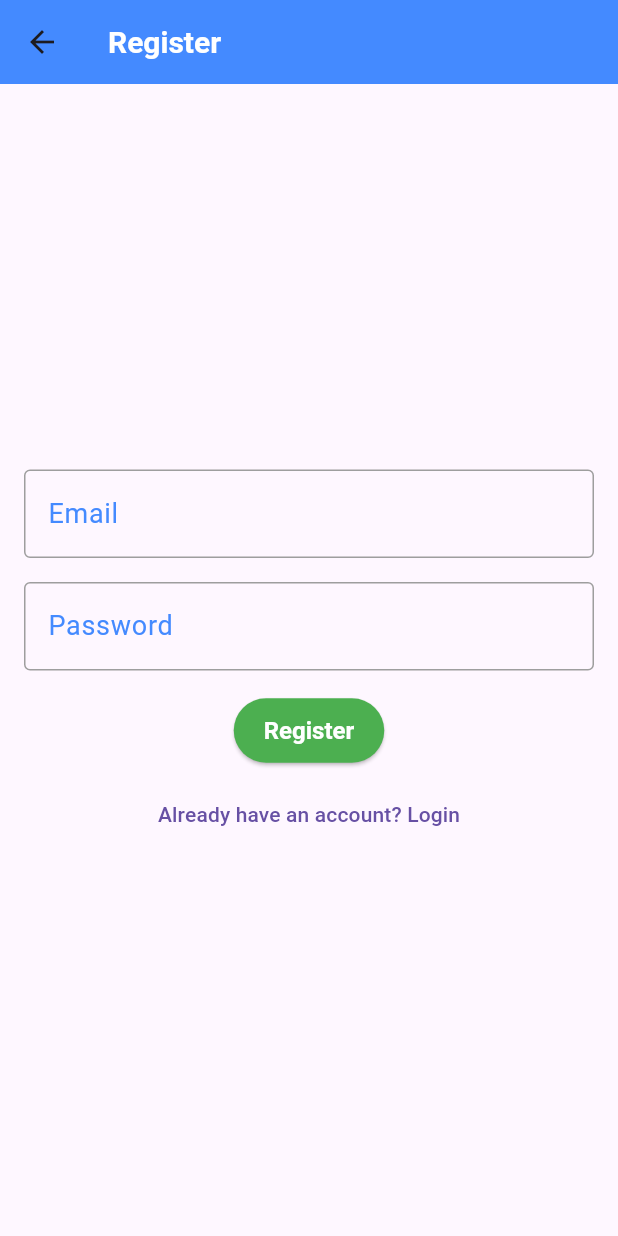
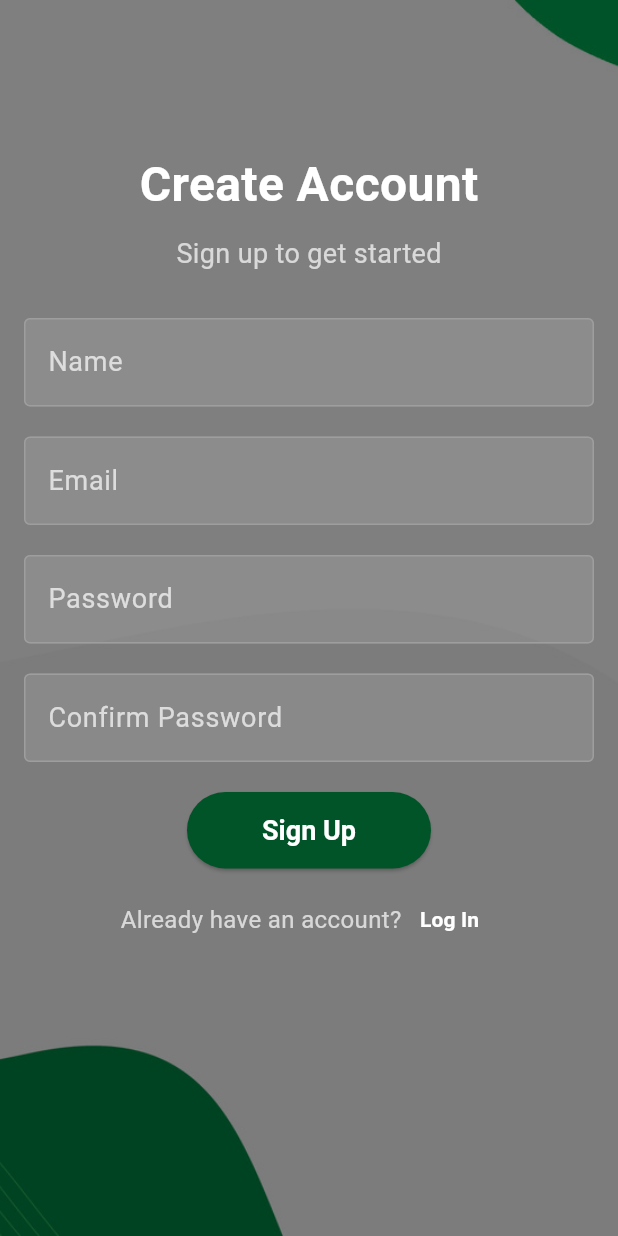
Before and after one commit to Dragorrik/Savvy-Track, a Flutter app: the RegisterPage screen opened directly, on a phone screen of 412 x 824 dp. Run offline on Flutter 3.47's test engine with Material 3 defaults, Android fonts, the light colour scheme and no system bars; our stand-ins replace animated_text_kit, bloc, equatable, firebase_auth, firebase_core, fl_chart and 2 more; accounts and stored records are empty.

Commit message:
Login and Register page created

```diff
--- a/lib/pages/log_reg_page.dart
+++ /dev/null
@@ -1,102 +0,0 @@
-import 'package:flutter/material.dart';
-
-class LoginPage extends StatelessWidget {
-  const LoginPage({super.key});
-
-  @override
-  Widget build(BuildContext context) {
-    return Scaffold(
-      appBar: AppBar(
-        title: const Text('Login'),
-      ),
-      body: Padding(
-        padding: const EdgeInsets.all(16.0),
-        child: Column(
-          mainAxisAlignment: MainAxisAlignment.center,
-          children: [
-            const TextField(
-              decoration: InputDecoration(
-                labelText: 'Email',
-                border: OutlineInputBorder(),
-              ),
-              keyboardType: TextInputType.emailAddress,
-            ),
-            const SizedBox(height: 16),
-            const TextField(
-              decoration: InputDecoration(
-                labelText: 'Password',
-                border: OutlineInputBorder(),
-              ),
-              obscureText: true,
-            ),
-            const SizedBox(height: 16),
-            ElevatedButton(
-              onPressed: () {
-                // Handle Login
-              },
-              child: const Text('Login'),
-            ),
-            const SizedBox(height: 8),
-            TextButton(
-              onPressed: () {
-                Navigator.pushNamed(
-                    context, '/register'); // Navigate to Register Page
-              },
-              child: const Text("Don't have an account? Register"),
-            ),
-          ],
-        ),
-      ),
-    );
-  }
-}
-
-class RegisterPage extends StatelessWidget {
-  const RegisterPage({super.key});
-
-  @override
-  Widget build(BuildContext context) {
-    return Scaffold(
-      appBar: AppBar(
-        title: const Text('Register'),
-      ),
-      body: Padding(
-        padding: const EdgeInsets.all(16.0),
-        child: Column(
-          mainAxisAlignment: MainAxisAlignment.center,
-          children: [
-            const TextField(
-              decoration: InputDecoration(
-                labelText: 'Email',
-                border: OutlineInputBorder(),
-              ),
-              keyboardType: TextInputType.emailAddress,
-            ),
-            const SizedBox(height: 16),
-            const TextField(
-              decoration: InputDecoration(
-                labelText: 'Password',
-                border: OutlineInputBorder(),
-              ),
-              obscureText: true,
-            ),
-            const SizedBox(height: 16),
-            ElevatedButton(
-              onPressed: () {
-                // Handle Registration
-              },
-              child: const Text('Register'),
-            ),
-            const SizedBox(height: 8),
-            TextButton(
-              onPressed: () {
-                Navigator.pop(context); // Navigate back to Login Page
-              },
-              child: const Text('Already have an account? Login'),
-            ),
-          ],
-        ),
-      ),
-    );
-  }
-}
--- /dev/null
+++ b/lib/pages/register_page.dart
@@ -0,0 +1,227 @@
+import 'package:flutter/material.dart';
+import 'package:firebase_auth/firebase_auth.dart';
+import 'package:savvy_track/widgets/pop_up_widgets.dart';
+import 'login_page.dart';
+
+class RegisterPage extends StatefulWidget {
+  const RegisterPage({super.key});
+
+  @override
+  State<RegisterPage> createState() => _RegisterPageState();
+}
+
+class _RegisterPageState extends State<RegisterPage> {
+  final TextEditingController userNameController = TextEditingController();
+  final TextEditingController emailController = TextEditingController();
+  final TextEditingController passwordController = TextEditingController();
+  final TextEditingController confirmPasswordController =
+      TextEditingController();
+
+  final GlobalKey<FormState> formKey = GlobalKey<FormState>();
+  bool isLoading = false;
+
+  // Register Function
+  Future<void> registerUser() async {
+    if (formKey.currentState!.validate()) {
+      setState(() => isLoading = true);
+
+      try {
+        // Create user with email and password
+        await FirebaseAuth.instance.createUserWithEmailAndPassword(
+          email: emailController.text.trim(),
+          password: passwordController.text.trim(),
+        );
+
+        // Show success message
+        PopUpWidgets.showBlurredSnackBar(
+            context, "Account created successfully! Please log in.");
+
+        // Navigate back to login
+        Navigator.pushReplacement(
+          context,
+          MaterialPageRoute(builder: (context) => const LoginPage()),
+        );
+      } on FirebaseAuthException catch (e) {
+        PopUpWidgets.showBlurredSnackBar(
+          context,
+          e.message ?? "Registration failed",
+          isSuccess: false,
+        );
+      } finally {
+        setState(() => isLoading = false);
+      }
+    }
+  }
+
+  @override
+  Widget build(BuildContext context) {
+    return Scaffold(
+      body: Stack(
+        fit: StackFit.expand,
+        children: [
+          // Background Image
+          Image.asset(
+            'assets/images/log_reg_bg.jpg',
+            fit: BoxFit.cover,
+          ),
+          // Transparent Overlay
+          Container(
+            color: Colors.black.withOpacity(0.5),
+          ),
+          // Form Content
+          SingleChildScrollView(
+            child: Padding(
+              padding: const EdgeInsets.only(right: 16, left: 16, bottom: 16),
+              child: Form(
+                key: formKey,
+                child: Column(
+                  mainAxisAlignment: MainAxisAlignment.center,
+                  children: [
+                    const SizedBox(height: 100),
+                    const Text(
+                      "Create Account",
+                      style: TextStyle(
+                        fontSize: 32,
+                        fontWeight: FontWeight.bold,
+                        color: Colors.white,
+                      ),
+                    ),
+                    const SizedBox(height: 10),
+                    const Text(
+                      "Sign up to get started",
+                      style: TextStyle(fontSize: 18, color: Colors.white70),
+                    ),
+                    const SizedBox(height: 30),
+
+                    // Username Field
+                    TextFormField(
+                      controller: userNameController,
+                      style: const TextStyle(color: Colors.white),
+                      decoration: InputDecoration(
+                        labelText: 'Name',
+                        labelStyle: const TextStyle(color: Colors.white70),
+                        filled: true,
+                        fillColor: Colors.white.withOpacity(0.1),
+                        border: OutlineInputBorder(
+                          borderRadius: BorderRadius.circular(10),
+                        ),
+                      ),
+                      validator: (value) =>
+                          value!.isEmpty ? "Enter your Name" : null,
+                    ),
+                    const SizedBox(height: 20),
+
+                    // Email Field
+                    TextFormField(
+                      controller: emailController,
+                      style: const TextStyle(color: Colors.white),
+                      decoration: InputDecoration(
+                        labelText: 'Email',
+                        labelStyle: const TextStyle(color: Colors.white70),
+                        filled: true,
+                        fillColor: Colors.white.withOpacity(0.1),
+                        border: OutlineInputBorder(
+                          borderRadius: BorderRadius.circular(10),
+                        ),
+                      ),
+                      validator: (value) =>
+                          value!.isEmpty ? "Enter your email" : null,
+                    ),
+                    const SizedBox(height: 20),
+
+                    // Password Field
+                    TextFormField(
+                      controller: passwordController,
+                      obscureText: true,
+                      style: const TextStyle(color: Colors.white),
+                      decoration: InputDecoration(
+                        labelText: 'Password',
+                        labelStyle: const TextStyle(color: Colors.white70),
+                        filled: true,
+                        fillColor: Colors.white.withOpacity(0.1),
+                        border: OutlineInputBorder(
+                          borderRadius: BorderRadius.circular(10),
+                        ),
+                      ),
+                      validator: (value) =>
+                          value!.length < 6 ? "Password too short" : null,
+                    ),
+                    const SizedBox(height: 20),
+
+                    // Confirm Password Field
+                    TextFormField(
+                      controller: confirmPasswordController,
+                      obscureText: true,
+                      style: const TextStyle(color: Colors.white),
+                      decoration: InputDecoration(
+                        labelText: 'Confirm Password',
+                        labelStyle: const TextStyle(color: Colors.white70),
+                        filled: true,
+                        fillColor: Colors.white.withOpacity(0.1),
+                        border: OutlineInputBorder(
+                          borderRadius: BorderRadius.circular(10),
+                        ),
+                      ),
+                      validator: (value) => value != passwordController.text
+                          ? "Passwords do not match"
+                          : null,
+                    ),
+                    const SizedBox(height: 20),
+
+                    // Register Button
+                    isLoading
+                        ? const CircularProgressIndicator(
+                            color: Color(0XFF005427),
+                          )
+                        : ElevatedButton(
+                            style: ElevatedButton.styleFrom(
+                              backgroundColor: const Color(0XFF005427),
+                              padding: const EdgeInsets.symmetric(
+                                  horizontal: 50, vertical: 15),
+                            ),
+                            onPressed: registerUser,
+                            child: const Text(
+                              "Sign Up",
+                              style:
+                                  TextStyle(fontSize: 18, color: Colors.white),
+                            ),
+                          ),
+                    const SizedBox(height: 10),
+
+                    // Navigate to Login
+                    Row(
+                      mainAxisAlignment: MainAxisAlignment.center,
+                      children: [
+                        const Text(
+                          "Already have an account?",
+                          style: TextStyle(color: Colors.white70),
+                        ),
+                        TextButton(
+                          onPressed: () {
+                            Navigator.push(
+                              context,
+                              MaterialPageRoute(
+                                  builder: (context) => const LoginPage()),
+                            );
+                          },
+                          child: const Text(
+                            "Log In",
+                            style: TextStyle(
+                              color: Colors.white,
+                              fontWeight: FontWeight.bold,
+                              //letterSpacing: 1,
+                            ),
+                          ),
+                        ),
+                      ],
+                    ),
+                  ],
+                ),
+              ),
+            ),
+          ),
+        ],
+      ),
+    );
+  }
+}
--- a/lib/pages/splash_page.dart
+++ b/lib/pages/splash_page.dart
@@ -2,6 +2,7 @@ import 'package:animated_text_kit/animated_text_kit.dart';
 import 'package:flutter/material.dart';
 import 'package:flutter_spinkit/flutter_spinkit.dart';
 import 'package:savvy_track/pages/expense_page.dart';
+import 'package:savvy_track/pages/login_page.dart';
 
 class SplashScreen extends StatefulWidget {
   const SplashScreen({super.key});
@@ -18,7 +19,7 @@ class _SplashScreenState extends State<SplashScreen> {
     // Simulate loading time before navigating to the main page
     Future.delayed(const Duration(seconds: 4), () {
       Navigator.of(context).pushReplacement(
-        MaterialPageRoute(builder: (_) => ExpensePage()),
+        MaterialPageRoute(builder: (_) => const LoginPage()),
       );
     });
   }
--- a/pubspec.yaml
+++ b/pubspec.yaml
@@ -41,6 +41,9 @@ dependencies:
   equatable: ^2.0.7
   flutter_spinkit: ^5.2.1
   animated_text_kit: ^4.2.2
+  firebase_core: ^3.9.0
+  firebase_auth: ^5.3.4
+  google_fonts: ^6.2.1
 
 dev_dependencies:
   flutter_test:
```
Also changed, not shown: lib/main.dart (+13 -2 lines), lib/pages/login_page.dart (added, +172 -0 lines), lib/widgets/pop_up_widgets.dart (added, +77 -0 lines), assets/images/log_reg_bg.jpg (added), firebase.json (added), lib/firebase_options.dart (added), pubspec.lock, 6 other files.
